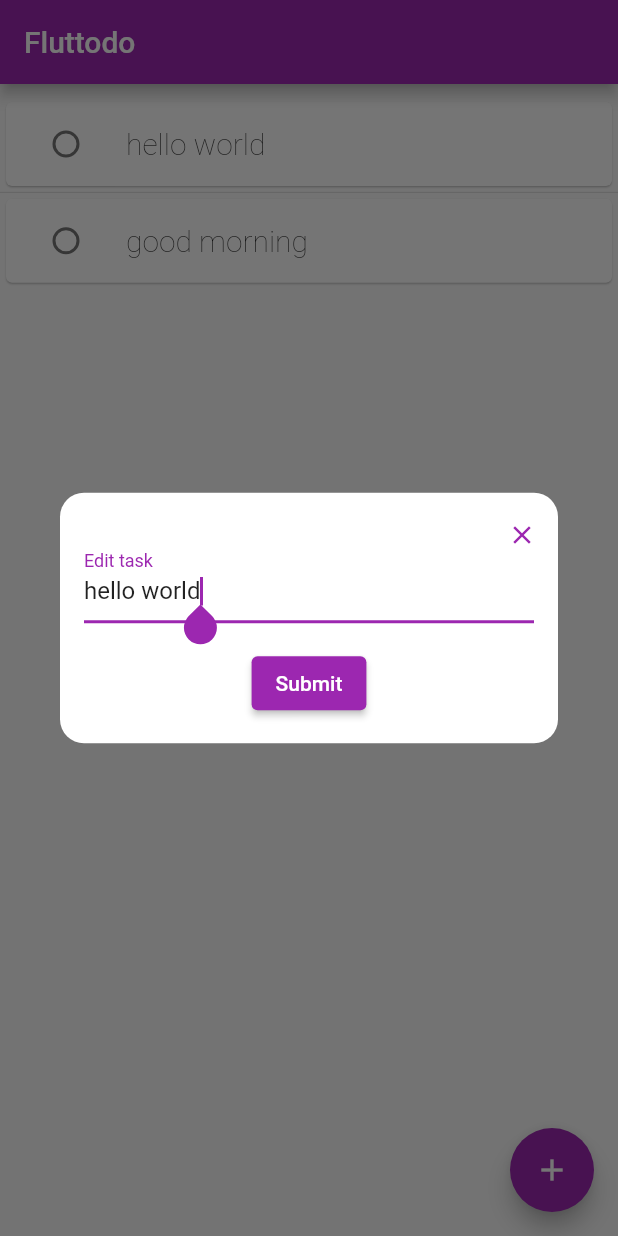
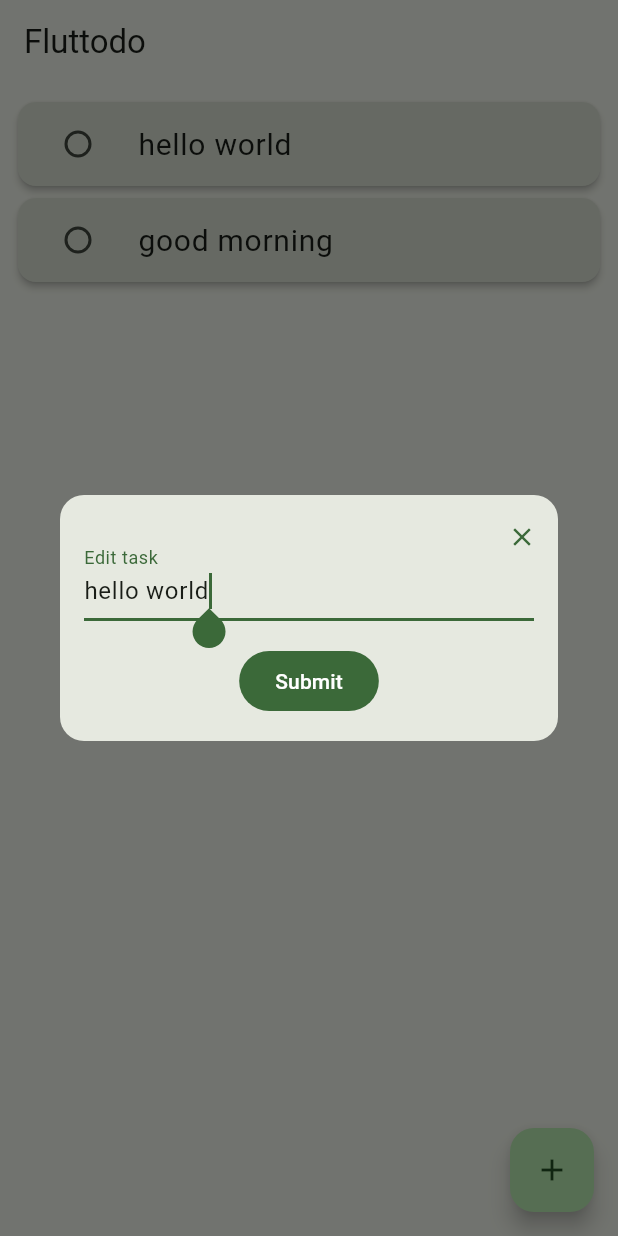
Before and after one commit to tom-e-kid/fluttodo, a Flutter app: the screen it shows after launch, after a tap on "hello world", on a phone screen of 412 x 824 dp. Run offline on Flutter 3.47's test engine with Material 2 defaults, Android fonts, the phone set to English and light mode, and no system bars; our stand-ins replace flutter_riverpod, freezed_annotation, logger, riverpod_annotation; generated files the repository leaves out were written again.

Commit message:
feat: support material3

```diff
--- a/lib/main.dart
+++ b/lib/main.dart
@@ -21,8 +21,16 @@ class Bootstrap extends ConsumerWidget {
     return MaterialApp(
       title: 'Fluttodo',
       theme: ThemeData(
-        primarySwatch: Colors.purple,
+        useMaterial3: true,
+        colorSchemeSeed: Colors.green,
+        brightness: Brightness.light,
       ),
+      darkTheme: ThemeData(
+        useMaterial3: true,
+        colorSchemeSeed: Colors.green,
+        brightness: Brightness.dark,
+      ),
+      themeMode: ThemeMode.system,
       home: const HomeScreen(),
     );
   }
--- a/lib/widgets/ui/pager.dart
+++ b/lib/widgets/ui/pager.dart
@@ -11,11 +11,13 @@ class Pager<T> extends StatelessWidget {
     required this.items,
     required this.builder,
     this.onRefresh,
+    this.dividerHeight,
   }) : super(key: key);
 
   final List<T> items;
   final PageItemBuilder<T> builder;
   final RefreshCallback? onRefresh;
+  final double? dividerHeight;
 
   Widget buildRefreshableList(BuildContext context, List<T> items) {
     return RefreshIndicator(
@@ -36,9 +38,13 @@ class Pager<T> extends StatelessWidget {
         return builder(context, item);
       },
       separatorBuilder: (context, index) {
-        return const Divider(
-          height: 0.5,
-        );
+        return dividerHeight != null
+            ? Divider(
+                height: dividerHeight,
+              )
+            : const SizedBox(
+                height: 0,
+              );
       },
     );
   }
--- a/lib/widgets/views/task_card.dart
+++ b/lib/widgets/views/task_card.dart
@@ -19,8 +19,17 @@ class TaskCard extends StatelessWidget {
 
   @override
   Widget build(BuildContext context) {
-    return Card(
-      elevation: 0.5,
+    return Padding(
+      padding: const EdgeInsets.symmetric(horizontal: 8),
+      child: Card(
+        elevation: 2,
+        color: Theme.of(context).colorScheme.surfaceVariant,
+        // shape: RoundedRectangleBorder(
+        //   side: BorderSide(
+        //     color: Theme.of(context).colorScheme.outlineVariant,
+        //   ),
+        //   borderRadius: const BorderRadius.all(Radius.circular(16)),
+        // ),
         child: ListTile(
           leading: Checkbox(
             shape: const CircleBorder(),
@@ -35,11 +44,11 @@ class TaskCard extends StatelessWidget {
             task.text,
             style: const TextStyle(
               fontSize: 20,
-            fontWeight: FontWeight.w100,
             ),
           ),
           onTap: onSelect,
         ),
+      ),
     );
   }
 }
--- a/lib/widgets/views/task_input_form.dart
+++ b/lib/widgets/views/task_input_form.dart
@@ -75,7 +75,7 @@ class _TaskInputFormState extends State<TaskInputForm> {
                 }),
             Padding(
               padding: const EdgeInsets.only(top: 16),
-              child: ElevatedButton(
+              child: FilledButton(
                 focusNode: _submitFocus,
                 onPressed: () {
                   submit();
```
Lines whose indentation alone changed are shown as unchanged.
